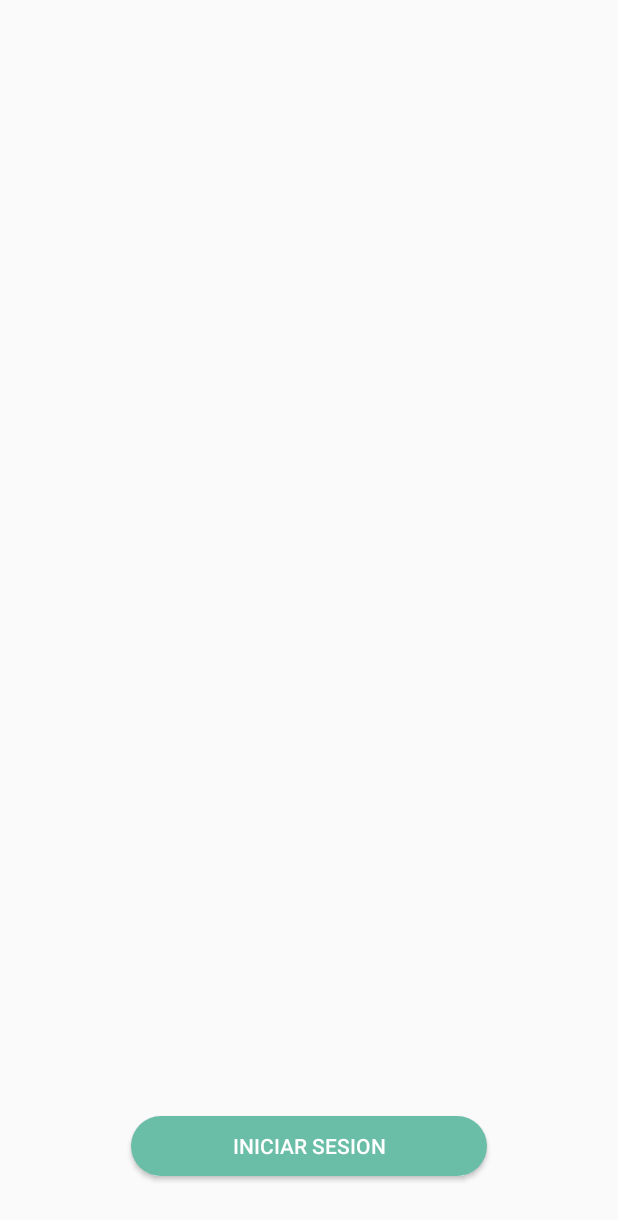
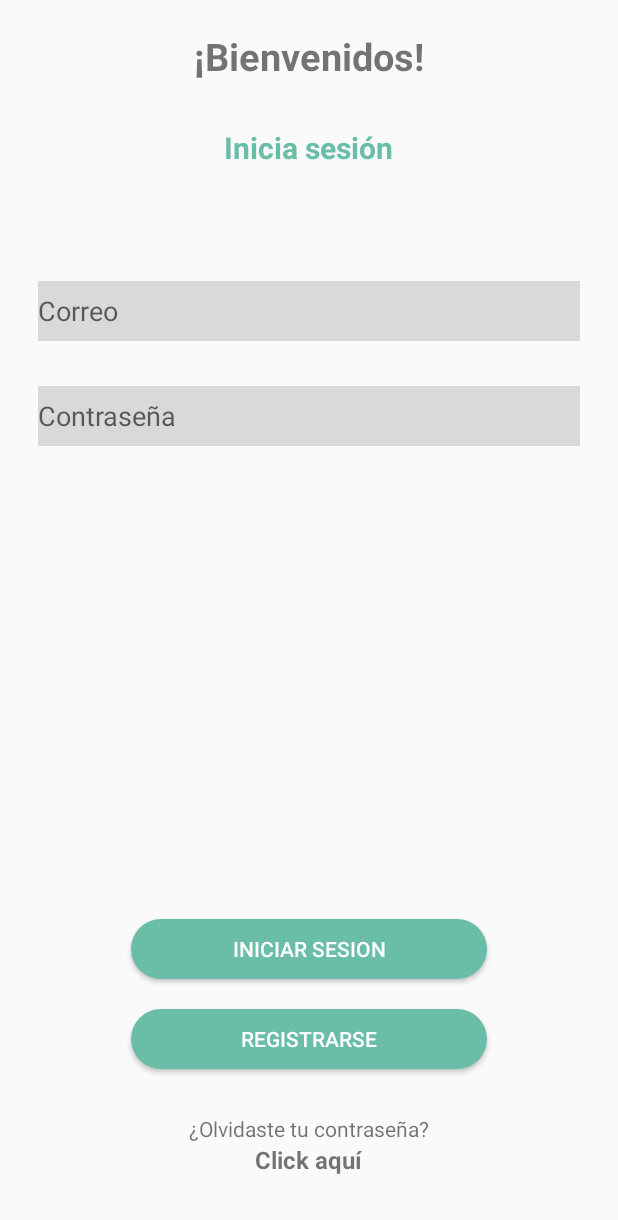
Before and after one commit to 9Michell24/ProyectoFinalEq5, an Android app: the screen it shows after launch (LoginActivity), on a phone screen of 412 x 824 dp. Shown: the top 1220 px of the screen. Run offline under Robolectric (Android 15) with nearby library versions, the phone set to English and light mode, and no system bars.

Commit message:
Pantalla de Login hecha hasta cierto punto. Color agregado así como un String para el boton de REGISTRARSE

```diff
--- a/GestionInventarios/app/src/main/res/layout/activity_login.xml
+++ b/GestionInventarios/app/src/main/res/layout/activity_login.xml
@@ -9,7 +9,43 @@
     tools:context=".LoginActivity">
 
 
+    <TextView
+        android:layout_width="wrap_content"
+        android:layout_height="wrap_content"
+        android:layout_marginTop="20dp"
+        android:text="¡Bienvenidos!"
+        android:layout_gravity="center"
+        android:textSize="25dp"
+        android:textStyle="bold"/>
 
+    <TextView
+        android:layout_width="wrap_content"
+        android:layout_height="wrap_content"
+        android:layout_marginTop="30dp"
+        android:text="Inicia sesión"
+        android:layout_gravity="center"
+        android:textSize="20dp"
+        android:layout_marginBottom="45dp"
+        android:textColor="@color/primary1"
+        android:textStyle="bold"/>
+
+    <EditText
+        android:id="@+id/correoIni"
+        android:layout_width="match_parent"
+        android:layout_height="40dp"
+        android:layout_marginTop="30dp"
+        android:layout_marginHorizontal="25dp"
+        android:hint="Correo"
+        android:background="@color/campos_texto"/>
+
+    <EditText
+        android:id="@+id/contraIni"
+        android:layout_width="match_parent"
+        android:layout_height="40dp"
+        android:layout_marginHorizontal="25dp"
+        android:layout_marginTop="30dp"
+        android:hint="Contraseña"
+        android:background="@color/campos_texto"/>
 
     <!-- El View es lo que vi para que el boton estuviera abajo
          Si pones algo arriba de aqui no deberia de afectar
@@ -25,12 +61,37 @@
         android:id="@+id/btnLogin"
         android:layout_width="237dp"
         android:layout_height="40dp"
-        android:layout_marginBottom="40dp"
+        android:layout_marginBottom="20dp"
         android:background="@drawable/round_button"
         android:backgroundTint="@color/primary1"
         android:text="@string/login"
         android:textColor="@color/white"
         android:layout_gravity="center"/>
 
+    <Button
+        android:id="@+id/btnRegistrar"
+        android:layout_width="237dp"
+        android:layout_height="40dp"
+        android:layout_marginBottom="30dp"
+        android:background="@drawable/round_button"
+        android:backgroundTint="@color/primary1"
+        android:text="@string/register"
+        android:textColor="@color/white"
+        android:layout_gravity="center"/>
+
+    <TextView
+        android:layout_width="wrap_content"
+        android:layout_height="wrap_content"
+        android:text="¿Olvidaste tu contraseña?"
+        android:layout_gravity="center" />
+    <TextView
+        android:layout_width="wrap_content"
+        android:layout_height="wrap_content"
+        android:text="Click aquí"
+        android:textStyle="bold"
+        android:textSize="16dp"
+        android:layout_gravity="center"
+        android:layout_marginBottom="40dp"/>
+
 
 </LinearLayout>
--- a/GestionInventarios/app/src/main/res/values/colors.xml
+++ b/GestionInventarios/app/src/main/res/values/colors.xml
@@ -9,4 +9,5 @@
     <color name="white">#FFFFFFFF</color>
     <color name="primary1">#6ABDA6</color>
     <color name="no_selected">#8A8A8A</color>
+    <color name="campos_texto">#D9D9D9</color>
 </resources>
--- a/GestionInventarios/app/src/main/res/values/strings.xml
+++ b/GestionInventarios/app/src/main/res/values/strings.xml
@@ -5,4 +5,5 @@
     <string name="title_movement">Movimientos</string>
     <string name="title_report">Reporte</string>
     <string name="login">Iniciar Sesion</string>
+    <string name="register">Registrarse</string>
 </resources>
```
